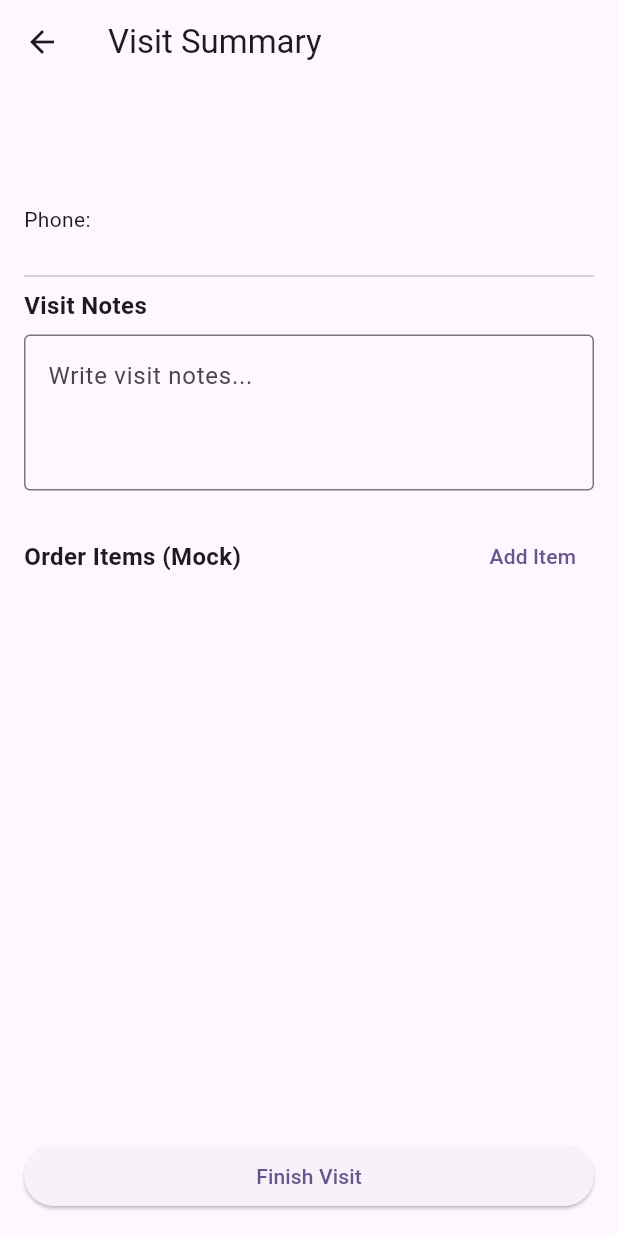
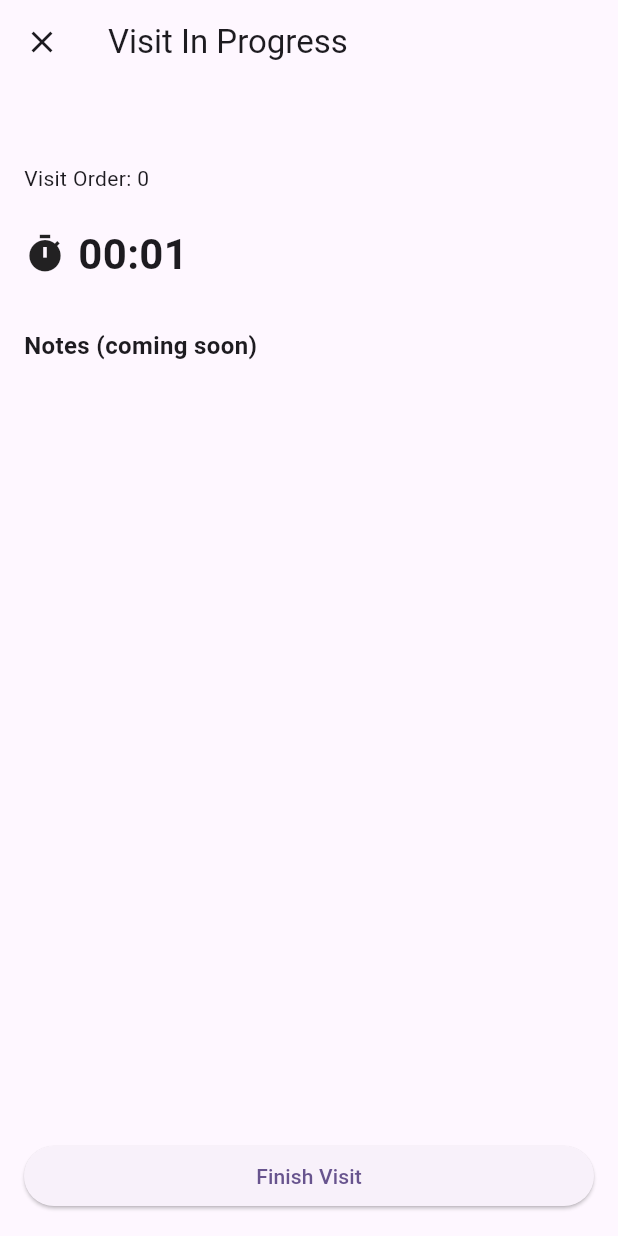
Before and after one commit to code-with-khaled/Grad-Project, a Flutter app: the VisitSummaryScreen screen opened directly with empty values, on a phone screen of 412 x 824 dp. Run offline on Flutter 3.47's test engine with Material 3 defaults, Android fonts, the phone set to English and light mode, and no system bars; our stand-ins replace flutter_map, geolocator, latlong2; network calls fail.

Commit message:
visit workflow

```diff
--- a/lib/main.dart
+++ b/lib/main.dart
@@ -3,6 +3,7 @@ import 'package:grad_project/providers/customer_provider.dart';
 import 'package:grad_project/providers/invoice_provider.dart';
 import 'package:grad_project/providers/login_provider.dart';
 import 'package:grad_project/providers/route_plan_provider.dart';
+import 'package:grad_project/providers/visit_provider.dart';
 import 'package:grad_project/screens/login/login_screen.dart';
 import 'package:provider/provider.dart';
 
@@ -15,6 +16,7 @@ void main() {
         ChangeNotifierProvider(create: (_) => CustomerProvider()),
         ChangeNotifierProvider(create: (_) => InvoiceProvider()),
         ChangeNotifierProvider(create: (_) => RoutePlanProvider()),
+        ChangeNotifierProvider(create: (_) => VisitProvider()),
       ],
       child: const MyApp(),
     ),
--- /dev/null
+++ b/lib/models/visit_model.dart
@@ -0,0 +1,25 @@
+class Visit {
+  final String id;
+  final int customerId;
+  final DateTime startTime;
+  final double startLat;
+  final double startLng;
+
+  DateTime? endTime;
+  double? endLat;
+  double? endLng;
+
+  String status; // in_progress, completed, canceled
+
+  Visit({
+    required this.id,
+    required this.customerId,
+    required this.startTime,
+    required this.startLat,
+    required this.startLng,
+    this.endTime,
+    this.endLat,
+    this.endLng,
+    this.status = "in_progress",
+  });
+}
--- a/lib/screens/main screens/customers/visit_check_in_screen.dart
+++ b/lib/screens/main screens/customers/visit_check_in_screen.dart
@@ -1,5 +1,5 @@
 import 'package:flutter/material.dart';
-import 'package:grad_project/screens/main%20screens/customers/visit_summary_screen.dart';
+import 'package:grad_project/screens/main%20screens/visits/visit_summury_screen.dart';
 import '../../../models/customer.dart';
 
 class VisitCheckInScreen extends StatelessWidget {
@@ -63,7 +63,8 @@ class VisitCheckInScreen extends StatelessWidget {
                   Navigator.push(
                     context,
                     MaterialPageRoute(
-                      builder: (_) => VisitSummaryScreen(customer: customer),
+                      builder: (_) =>
+                          VisitSummaryScreen(customer: customer, order: 1),
                     ),
                   );
                 },
--- a/lib/screens/main screens/customers/visit_summary_screen.dart
+++ /dev/null
@@ -1,118 +0,0 @@
-import 'package:flutter/material.dart';
-import 'package:grad_project/screens/main%20screens/customers/invoice_summary_screen.dart';
-import '../../../models/customer.dart';
-
-class VisitSummaryScreen extends StatefulWidget {
-  final Customer customer;
-
-  const VisitSummaryScreen({super.key, required this.customer});
-
-  @override
-  State<VisitSummaryScreen> createState() => _VisitSummaryScreenState();
-}
-
-class _VisitSummaryScreenState extends State<VisitSummaryScreen> {
-  final TextEditingController notesController = TextEditingController();
-  final List<String> mockOrderItems = [];
-
-  @override
-  Widget build(BuildContext context) {
-    return Scaffold(
-      appBar: AppBar(title: Text("Visit Summary")),
-      body: Padding(
-        padding: const EdgeInsets.all(16.0),
-        child: Column(
-          crossAxisAlignment: CrossAxisAlignment.start,
-          children: [
-            // Customer info
-            Text(
-              widget.customer.name,
-              style: TextStyle(fontSize: 22, fontWeight: FontWeight.bold),
-            ),
-            SizedBox(height: 6),
-            Text(widget.customer.address),
-            SizedBox(height: 6),
-            Text("Phone: ${widget.customer.phone}"),
-
-            SizedBox(height: 20),
-            Divider(),
-
-            // Notes
-            Text(
-              "Visit Notes",
-              style: TextStyle(fontSize: 16, fontWeight: FontWeight.w600),
-            ),
-            SizedBox(height: 8),
-            TextField(
-              controller: notesController,
-              maxLines: 3,
-              decoration: InputDecoration(
-                hintText: "Write visit notes...",
-                border: OutlineInputBorder(),
-              ),
-            ),
-
-            SizedBox(height: 20),
-
-            // Order items (mock)
-            Row(
-              mainAxisAlignment: MainAxisAlignment.spaceBetween,
-              children: [
-                Text(
-                  "Order Items (Mock)",
-                  style: TextStyle(fontSize: 16, fontWeight: FontWeight.w600),
-                ),
-                TextButton(
-                  onPressed: () {
-                    setState(() {
-                      mockOrderItems.add("Item ${mockOrderItems.length + 1}");
-                    });
-                  },
-                  child: Text("Add Item"),
-                ),
-              ],
-            ),
-
-            Expanded(
-              child: ListView.builder(
-                itemCount: mockOrderItems.length,
-                itemBuilder: (context, index) {
-                  return ListTile(
-                    title: Text(mockOrderItems[index]),
-                    trailing: IconButton(
-                      icon: Icon(Icons.delete),
-                      onPressed: () {
-                        setState(() {
-                          mockOrderItems.removeAt(index);
-                        });
-                      },
-                    ),
-                  );
-                },
-              ),
-            ),
-
-            SizedBox(height: 10),
-
-            // Finish button
-            SizedBox(
-              width: double.infinity,
-              child: ElevatedButton(
-                onPressed: () {
-                  Navigator.push(
-                    context,
-                    MaterialPageRoute(
-                      builder: (_) =>
-                          InvoiceSummaryScreen(customer: widget.customer),
-                    ),
-                  );
-                },
-                child: Text("Finish Visit"),
-              ),
-            ),
-          ],
-        ),
-      ),
-    );
-  }
-}
--- /dev/null
+++ b/lib/screens/main screens/visits/visit_summury_screen.dart
@@ -0,0 +1,149 @@
+import 'dart:async';
+import 'package:flutter/material.dart';
+import 'package:grad_project/models/customer.dart';
+import 'package:grad_project/providers/visit_provider.dart';
+import 'package:grad_project/services/location_service.dart';
+import 'package:provider/provider.dart';
+
+class VisitSummaryScreen extends StatefulWidget {
+  final Customer customer;
+  final int order;
+
+  const VisitSummaryScreen({
+    super.key,
+    required this.customer,
+    required this.order,
+  });
+
+  @override
+  State<VisitSummaryScreen> createState() => _VisitSummaryScreenState();
+}
+
+class _VisitSummaryScreenState extends State<VisitSummaryScreen> {
+  late Timer _timer;
+  int _seconds = 0;
+
+  @override
+  void initState() {
+    super.initState();
+
+    // Start timer immediately
+    _timer = Timer.periodic(Duration(seconds: 1), (_) {
+      setState(() => _seconds++);
+    });
+  }
+
+  @override
+  void dispose() {
+    _timer.cancel(); // stop timer when leaving screen
+    super.dispose();
+  }
+
+  void _cancelVisit() {
+    context.read<VisitProvider>().cancelVisit();
+    Navigator.pop(context); // go back to map
+  }
+
+  String _formatTime(int seconds) {
+    final m = (seconds ~/ 60).toString().padLeft(2, '0');
+    final s = (seconds % 60).toString().padLeft(2, '0');
+    return "$m:$s";
+  }
+
+  @override
+  Widget build(BuildContext context) {
+    return Scaffold(
+      appBar: AppBar(
+        title: Text("Visit In Progress"),
+        leading: IconButton(
+          icon: Icon(Icons.close),
+          onPressed: _cancelVisit, // cancel instead of back
+        ),
+      ),
+      body: Padding(
+        padding: const EdgeInsets.all(16),
+        child: Column(
+          crossAxisAlignment: CrossAxisAlignment.start,
+          children: [
+            Text(
+              widget.customer.name,
+              style: TextStyle(fontSize: 22, fontWeight: FontWeight.bold),
+            ),
+            SizedBox(height: 6),
+            Text("Visit Order: ${widget.order}"),
+
+            SizedBox(height: 20),
+
+            // Timer
+            Row(
+              children: [
+                Icon(Icons.timer, size: 28),
+                SizedBox(width: 8),
+                Text(
+                  _formatTime(_seconds),
+                  style: TextStyle(fontSize: 28, fontWeight: FontWeight.bold),
+                ),
+              ],
+            ),
+
+            SizedBox(height: 30),
+
+            Text(
+              "Notes (coming soon)",
+              style: TextStyle(fontSize: 16, fontWeight: FontWeight.w600),
+            ),
+
+            Spacer(),
+
+            SizedBox(
+              width: double.infinity,
+              child: ElevatedButton(
+                onPressed: () async {
+                  final visitProvider = context.read<VisitProvider>();
+                  final navigator = Navigator.of(context);
+
+                  final gps = await LocationService.getCurrentLocation();
+
+                  visitProvider.finishVisit(gps);
+                  final data = visitProvider.visitData;
+
+                  navigator.push(
+                    MaterialPageRoute(
+                      builder: (_) => VisitCompletedScreen(data: data),
+                    ),
+                  );
+                },
+                child: Text("Finish Visit"),
+              ),
+            ),
+          ],
+        ),
+      ),
+    );
+  }
+}
+
+// Simple screen to show visit data after finishing (for demo purposes)
+class VisitCompletedScreen extends StatelessWidget {
+  final Map<String, dynamic> data;
+
+  const VisitCompletedScreen({super.key, required this.data});
+
+  @override
+  Widget build(BuildContext context) {
+    return Scaffold(
+      appBar: AppBar(title: Text("Visit Completed")),
+      body: Padding(
+        padding: const EdgeInsets.all(16),
+        child: ListView(
+          children: data.entries.map((e) {
+            return Padding(
+              padding: const EdgeInsets.symmetric(vertical: 6),
+              child: Text("${e.key}: ${e.value}"),
+            );
+          }).toList(),
+        ),
+      ),
+    );
+  }
+}
--- a/pubspec.yaml
+++ b/pubspec.yaml
@@ -40,6 +40,7 @@ dependencies:
   latlong2: ^0.9.1
   flutter_map_tile_caching: ^10.1.1
   http: ^1.6.0
+  geolocator: ^14.0.2
 
 dev_dependencies:
   flutter_test:
```
Also changed, not shown: lib/providers/visit_provider.dart (added, +63 -0 lines), lib/screens/main screens/route/rout_plan_screen.dart (+20 -1 lines), lib/services/location_service.dart (added, +30 -0 lines), pubspec.lock, 4 other files.
